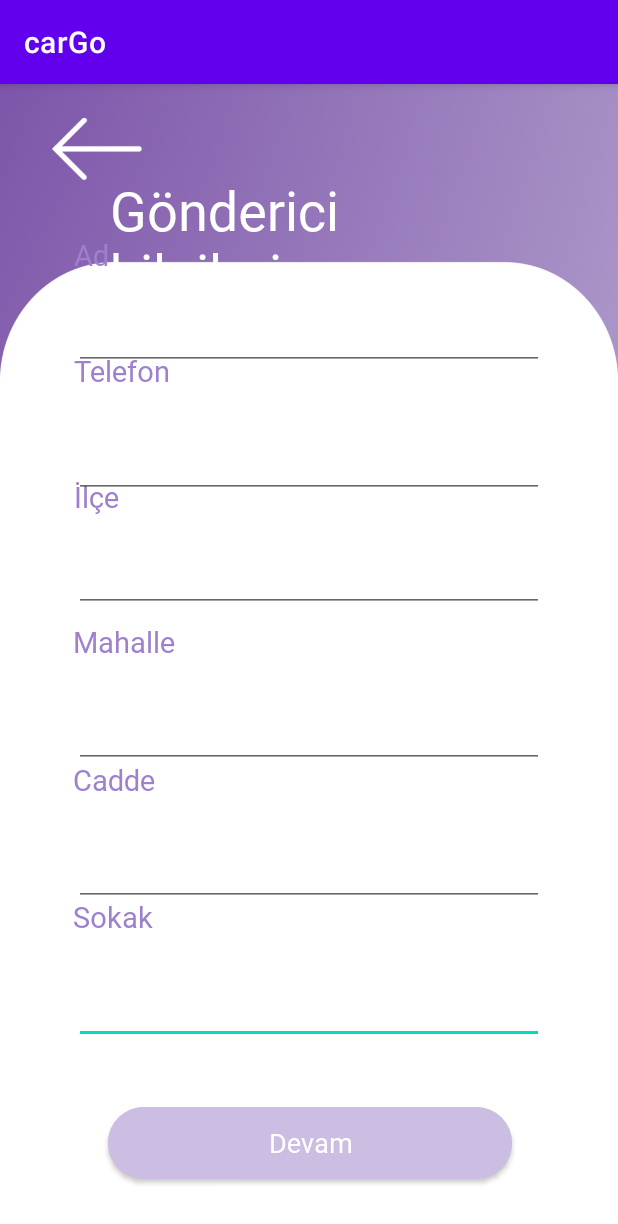
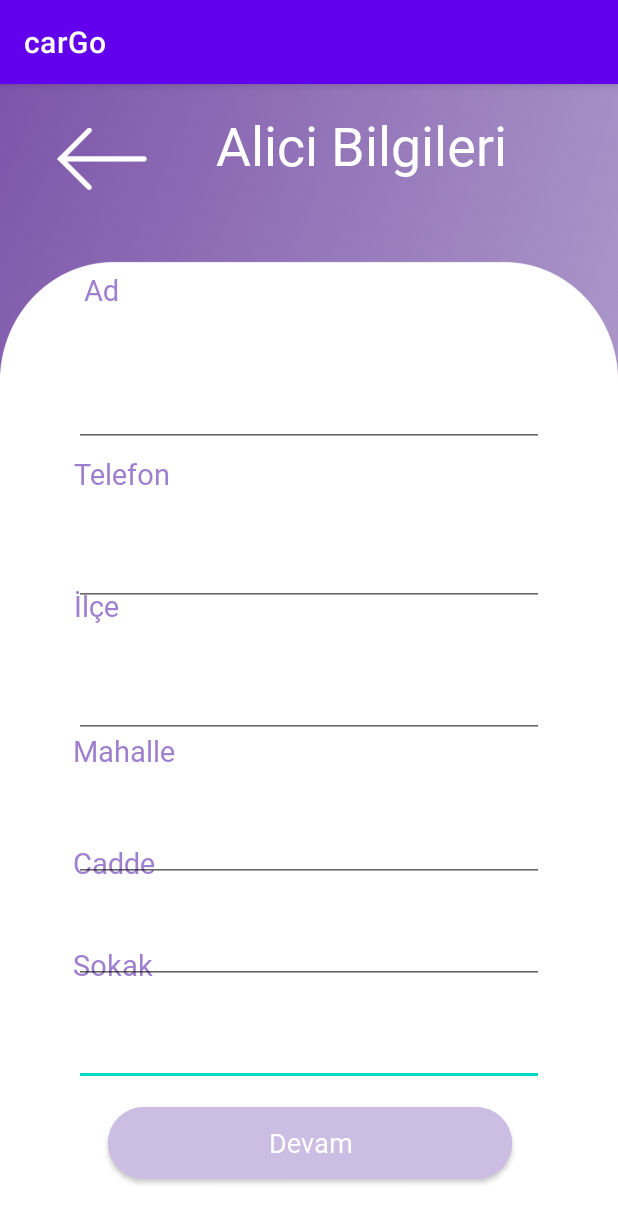
Before and after one commit to berzanbayram/blablaKargo, an Android app: the AliciBilgileriActivity screen opened directly, with no data from a screen before it, on a phone screen of 412 x 824 dp. Shown: the top 1224 px of the screen. Run offline under Robolectric (Android 15) with nearby library versions, the phone set to English and light mode, and no system bars; our stand-ins replace Firebase (no records; nobody signed in at launch, a user with empty details on screens opened directly).

Commit message:
Arayuz ve Veritabanı İslemleri
Update

```diff
--- a/app/build.gradle
+++ b/app/build.gradle
@@ -3,6 +3,7 @@ plugins {
     id 'kotlin-android'
     id 'com.google.gms.google-services'
     id 'kotlin-android-extensions'
+
 }
 apply plugin: 'com.google.gms.google-services'
 android {
@@ -31,6 +32,9 @@ android {
     kotlinOptions {
         jvmTarget = '1.8'
     }
+    buildFeatures {
+        viewBinding = true
+    }
 }
 
 dependencies {
--- a/app/src/main/AndroidManifest.xml
+++ b/app/src/main/AndroidManifest.xml
@@ -9,6 +9,9 @@
         android:roundIcon="@mipmap/ic_launcher_round"
         android:supportsRtl="true"
         android:theme="@style/Theme.CarGo">
+        <activity
+            android:name=".KayitActivity"
+            android:exported="false" />
         <activity
             android:name=".BasariliActivity"
             android:exported="true" />
--- a/app/src/main/java/com/example/cargo/AliciBilgileriActivity.kt
+++ b/app/src/main/java/com/example/cargo/AliciBilgileriActivity.kt
@@ -4,12 +4,37 @@ import android.content.Intent
 import androidx.appcompat.app.AppCompatActivity
 import android.os.Bundle
 import android.view.View
+import com.example.cargo.databinding.ActivityAliciBilgileriBinding
+import com.google.firebase.database.FirebaseDatabase
+
+
 
 class AliciBilgileriActivity : AppCompatActivity() {
+
+    lateinit var binding: ActivityAliciBilgileriBinding
     override fun onCreate(savedInstanceState: Bundle?) {
         super.onCreate(savedInstanceState)
-        setContentView(R.layout.activity_alici_bilgileri)
+        val binding = ActivityAliciBilgileriBinding.inflate(layoutInflater)
+        setContentView(binding.root)
+        var database = FirebaseDatabase.getInstance().reference
+
+        binding.btnAlGonder.setOnClickListener{
+            var aliciAdSoyad= binding.aliciAdSoyad.text.toString()
+            var telefon= binding.telefon.text.toString()
+            var ilce= binding.ilce.text.toString()
+            var mahalle= binding.mahalle.text.toString()
+            var cadde= binding.cadde.text.toString()
+            var sokak= binding.sokak.text.toString()
+
+            database.child(telefon).setValue(aliciBilgileri(aliciAdSoyad,ilce,mahalle,cadde,sokak))
+
+
+
+        }
+
     }
+
+
 
     fun donusgerigonderici(view: View) {
         val intent = Intent(this, KargoGonderActivity::class.java)
--- a/app/src/main/java/com/example/cargo/KayitActivity.kt
+++ b/app/src/main/java/com/example/cargo/KayitActivity.kt
@@ -6,10 +6,9 @@ import android.os.Bundle
 import android.view.View
 import android.widget.Toast
 import com.google.firebase.auth.FirebaseAuth
-import kotlinx.android.synthetic.main.activity_kayit.*
+import kotlinx.android.synthetic.main.giris_activity.*
 
 class KayitActivity : AppCompatActivity() {
-
     private lateinit var auth: FirebaseAuth
 
 
--- a/app/src/main/res/layout/activity_alici_bilgileri.xml
+++ b/app/src/main/res/layout/activity_alici_bilgileri.xml
@@ -7,12 +7,27 @@
     tools:context=".AliciBilgileriActivity"
     android:background="@drawable/alici_bilgileri_arkaplan">
 
+    <TextView
+        android:id="@+id/kargo_gonder_text2"
+        android:layout_width="268dp"
+        android:layout_height="64dp"
+        android:fontFamily="@font/sfproregular"
+        android:text="Alici Bilgileri"
+        android:textColor="#FFFFFF"
+        android:textSize="36sp"
+        app:layout_constraintBottom_toBottomOf="parent"
+        app:layout_constraintEnd_toEndOf="parent"
+        app:layout_constraintHorizontal_bias="1.0"
+        app:layout_constraintStart_toStartOf="parent"
+        app:layout_constraintTop_toTopOf="parent"
+        app:layout_constraintVertical_bias="0.023" />
+
     <EditText
         android:id="@+id/sokak"
         android:layout_width="313dp"
         android:layout_height="64dp"
         android:layout_marginStart="16dp"
-        android:layout_marginBottom="36dp"
+        android:layout_marginBottom="8dp"
         android:alpha="15"
         android:ems="10"
         android:fontFamily="@font/sfproregular"
@@ -22,93 +37,7 @@
         android:textAlignment="center"
         android:textColor="@color/black"
         android:textSize="16dp"
-        app:layout_constraintBottom_toTopOf="@+id/devan_buton"
-        app:layout_constraintEnd_toEndOf="parent"
-        app:layout_constraintHorizontal_bias="0.402"
-        app:layout_constraintStart_toStartOf="parent" />
-
-    <TextView
-        android:id="@+id/ilce_text"
-        android:layout_width="62dp"
-        android:layout_height="26dp"
-        android:fontFamily="@font/sfproregular"
-        android:text="İlçe"
-        android:textColor="#9F80CE"
-        android:textSize="19sp"
-        app:layout_constraintBottom_toTopOf="@+id/ilce"
-        app:layout_constraintEnd_toEndOf="parent"
-        app:layout_constraintHorizontal_bias="0.14"
-        app:layout_constraintStart_toStartOf="parent"
-        app:layout_constraintTop_toTopOf="parent"
-        app:layout_constraintVertical_bias="1.0" />
-
-    <TextView
-        android:id="@+id/ilce_text2"
-        android:layout_width="82dp"
-        android:layout_height="30dp"
-        android:fontFamily="@font/sfproregular"
-        android:text="Mahalle"
-        android:textColor="#9F80CE"
-        android:textSize="19sp"
-        app:layout_constraintBottom_toTopOf="@+id/mahalle"
-        app:layout_constraintEnd_toEndOf="parent"
-        app:layout_constraintHorizontal_bias="0.148"
-        app:layout_constraintStart_toStartOf="parent"
-        app:layout_constraintTop_toTopOf="parent"
-        app:layout_constraintVertical_bias="0.991" />
-
-    <EditText
-        android:id="@+id/ad"
-        android:layout_width="313dp"
-        android:layout_height="64dp"
-        android:layout_marginStart="16dp"
-        android:alpha="15"
-        android:ems="10"
-        android:fontFamily="@font/sfproregular"
-        android:inputType="phone"
-        android:padding="10dp"
-        android:selectAllOnFocus="false"
-        android:textAlignment="center"
-        android:textColor="@color/black"
-        android:textSize="16dp"
-        app:layout_constraintBottom_toTopOf="@+id/soyad"
-        app:layout_constraintEnd_toEndOf="parent"
-        app:layout_constraintHorizontal_bias="0.402"
-        app:layout_constraintStart_toStartOf="parent"
-        app:layout_constraintTop_toTopOf="parent"
-        app:layout_constraintVertical_bias="0.856" />
-
-    <TextView
-        android:id="@+id/ilce_text7"
-        android:layout_width="69dp"
-        android:layout_height="31dp"
-        android:fontFamily="@font/sfproregular"
-        android:text="Telefon"
-        android:textColor="#9F80CE"
-        android:textSize="19sp"
-        app:layout_constraintBottom_toTopOf="@+id/soyad"
-        app:layout_constraintEnd_toEndOf="parent"
-        app:layout_constraintHorizontal_bias="0.143"
-        app:layout_constraintStart_toStartOf="parent"
-        app:layout_constraintTop_toTopOf="parent"
-        app:layout_constraintVertical_bias="0.985" />
-
-    <EditText
-        android:id="@+id/ilce"
-        android:layout_width="313dp"
-        android:layout_height="64dp"
-        android:layout_marginStart="16dp"
-        android:layout_marginBottom="40dp"
-        android:alpha="15"
-        android:ems="10"
-        android:fontFamily="@font/sfproregular"
-        android:inputType="textPersonName"
-        android:padding="10dp"
-        android:selectAllOnFocus="false"
-        android:textAlignment="center"
-        android:textColor="@color/black"
-        android:textSize="16dp"
-        app:layout_constraintBottom_toTopOf="@+id/mahalle"
+        app:layout_constraintBottom_toTopOf="@+id/btnAlGonder"
         app:layout_constraintEnd_toEndOf="parent"
         app:layout_constraintHorizontal_bias="0.402"
         app:layout_constraintStart_toStartOf="parent" />
@@ -126,29 +55,69 @@
         app:layout_constraintHorizontal_bias="0.148"
         app:layout_constraintStart_toStartOf="parent"
         app:layout_constraintTop_toTopOf="parent"
-        app:layout_constraintVertical_bias="0.993" />
+        app:layout_constraintVertical_bias="1.0" />
 
     <TextView
         android:id="@+id/ilce_text6"
         android:layout_width="62dp"
         android:layout_height="26dp"
+        android:layout_marginTop="124dp"
         android:fontFamily="@font/sfproregular"
         android:text="Ad"
         android:textColor="#9F80CE"
         android:textSize="19sp"
-        app:layout_constraintBottom_toTopOf="@+id/ad"
         app:layout_constraintEnd_toEndOf="parent"
-        app:layout_constraintHorizontal_bias="0.14"
+        app:layout_constraintHorizontal_bias="0.16"
         app:layout_constraintStart_toStartOf="parent"
-        app:layout_constraintTop_toTopOf="parent"
-        app:layout_constraintVertical_bias="1.0" />
+        app:layout_constraintTop_toTopOf="parent" />
 
     <EditText
-        android:id="@+id/soyad"
+        android:id="@+id/cadde"
         android:layout_width="313dp"
         android:layout_height="64dp"
         android:layout_marginStart="16dp"
-        android:layout_marginBottom="12dp"
+        android:layout_marginBottom="4dp"
+        android:alpha="15"
+        android:ems="10"
+        android:fontFamily="@font/sfproregular"
+        android:inputType="textPersonName"
+        android:padding="10dp"
+        android:selectAllOnFocus="false"
+        android:textAlignment="center"
+        android:textColor="@color/black"
+        android:textSize="16dp"
+        app:layout_constraintBottom_toTopOf="@+id/sokak"
+        app:layout_constraintEnd_toEndOf="parent"
+        app:layout_constraintHorizontal_bias="0.402"
+        app:layout_constraintStart_toStartOf="parent" />
+
+    <EditText
+        android:id="@+id/aliciAdSoyad"
+        android:layout_width="313dp"
+        android:layout_height="64dp"
+        android:layout_marginStart="16dp"
+        android:alpha="15"
+        android:ems="10"
+        android:fontFamily="@font/sfproregular"
+        android:inputType="phone"
+        android:padding="10dp"
+        android:selectAllOnFocus="false"
+        android:textAlignment="center"
+        android:textColor="@color/black"
+        android:textSize="16dp"
+        app:layout_constraintBottom_toTopOf="@+id/telefon"
+        app:layout_constraintEnd_toEndOf="parent"
+        app:layout_constraintHorizontal_bias="0.402"
+        app:layout_constraintStart_toStartOf="parent"
+        app:layout_constraintTop_toTopOf="parent"
+        app:layout_constraintVertical_bias="0.81" />
+
+    <EditText
+        android:id="@+id/telefon"
+        android:layout_width="313dp"
+        android:layout_height="64dp"
+        android:layout_marginStart="16dp"
+        android:layout_marginBottom="24dp"
         android:alpha="15"
         android:ems="10"
         android:fontFamily="@font/sfproregular"
@@ -164,11 +133,75 @@
         app:layout_constraintStart_toStartOf="parent" />
 
     <EditText
+        android:id="@+id/ilce"
+        android:layout_width="313dp"
+        android:layout_height="64dp"
+        android:layout_marginStart="16dp"
+        android:layout_marginBottom="32dp"
+        android:alpha="15"
+        android:ems="10"
+        android:fontFamily="@font/sfproregular"
+        android:inputType="textPersonName"
+        android:padding="10dp"
+        android:selectAllOnFocus="false"
+        android:textAlignment="center"
+        android:textColor="@color/black"
+        android:textSize="16dp"
+        app:layout_constraintBottom_toTopOf="@+id/mahalle"
+        app:layout_constraintEnd_toEndOf="parent"
+        app:layout_constraintHorizontal_bias="0.402"
+        app:layout_constraintStart_toStartOf="parent" />
+
+    <TextView
+        android:id="@+id/ilce_text2"
+        android:layout_width="82dp"
+        android:layout_height="30dp"
+        android:fontFamily="@font/sfproregular"
+        android:text="Mahalle"
+        android:textColor="#9F80CE"
+        android:textSize="19sp"
+        app:layout_constraintBottom_toTopOf="@+id/mahalle"
+        app:layout_constraintEnd_toEndOf="parent"
+        app:layout_constraintHorizontal_bias="0.148"
+        app:layout_constraintStart_toStartOf="parent"
+        app:layout_constraintTop_toTopOf="parent"
+        app:layout_constraintVertical_bias="0.985" />
+
+    <TextView
+        android:id="@+id/ilce_text3"
+        android:layout_width="82dp"
+        android:layout_height="30dp"
+        android:fontFamily="@font/sfproregular"
+        android:text="Cadde"
+        android:textColor="#9F80CE"
+        android:textSize="19sp"
+        app:layout_constraintBottom_toTopOf="@+id/cadde"
+        app:layout_constraintEnd_toEndOf="parent"
+        app:layout_constraintHorizontal_bias="0.148"
+        app:layout_constraintStart_toStartOf="parent"
+        app:layout_constraintTop_toTopOf="parent"
+        app:layout_constraintVertical_bias="1.0" />
+
+    <ImageView
+        android:id="@+id/geri_ok_resim2"
+        android:layout_width="60dp"
+        android:layout_height="60dp"
+        android:layout_marginBottom="41dp"
+        android:onClick="donusgerigonderici"
+        app:layout_constraintBottom_toBottomOf="parent"
+        app:layout_constraintEnd_toEndOf="parent"
+        app:layout_constraintHorizontal_bias="0.108"
+        app:layout_constraintStart_toStartOf="parent"
+        app:layout_constraintTop_toTopOf="parent"
+        app:layout_constraintVertical_bias="0.03"
+        app:srcCompat="@drawable/geri_oku" />
+
+    <EditText
         android:id="@+id/mahalle"
         android:layout_width="313dp"
         android:layout_height="64dp"
         android:layout_marginStart="16dp"
-        android:layout_marginBottom="28dp"
+        android:layout_marginBottom="4dp"
         android:alpha="15"
         android:ems="10"
         android:fontFamily="@font/sfproregular"
@@ -183,72 +216,38 @@
         app:layout_constraintHorizontal_bias="0.402"
         app:layout_constraintStart_toStartOf="parent" />
 
-    <EditText
-        android:id="@+id/cadde"
-        android:layout_width="313dp"
-        android:layout_height="64dp"
-        android:layout_marginStart="16dp"
-        android:layout_marginBottom="28dp"
-        android:alpha="15"
-        android:ems="10"
+    <TextView
+        android:id="@+id/ilce_text7"
+        android:layout_width="69dp"
+        android:layout_height="31dp"
         android:fontFamily="@font/sfproregular"
-        android:inputType="textPersonName"
-        android:padding="10dp"
-        android:selectAllOnFocus="false"
-        android:textAlignment="center"
-        android:textColor="@color/black"
-        android:textSize="16dp"
-        app:layout_constraintBottom_toTopOf="@+id/sokak"
+        android:text="Telefon"
+        android:textColor="#9F80CE"
+        android:textSize="19sp"
+        app:layout_constraintBottom_toTopOf="@+id/telefon"
         app:layout_constraintEnd_toEndOf="parent"
-        app:layout_constraintHorizontal_bias="0.402"
-        app:layout_constraintStart_toStartOf="parent" />
+        app:layout_constraintHorizontal_bias="0.143"
+        app:layout_constraintStart_toStartOf="parent"
+        app:layout_constraintTop_toTopOf="parent"
+        app:layout_constraintVertical_bias="0.977" />
 
     <TextView
-        android:id="@+id/ilce_text3"
-        android:layout_width="82dp"
-        android:layout_height="30dp"
+        android:id="@+id/ilce_text"
+        android:layout_width="62dp"
+        android:layout_height="26dp"
         android:fontFamily="@font/sfproregular"
-        android:text="Cadde"
+        android:text="İlçe"
         android:textColor="#9F80CE"
         android:textSize="19sp"
-        app:layout_constraintBottom_toTopOf="@+id/cadde"
+        app:layout_constraintBottom_toTopOf="@+id/ilce"
         app:layout_constraintEnd_toEndOf="parent"
-        app:layout_constraintHorizontal_bias="0.148"
+        app:layout_constraintHorizontal_bias="0.14"
         app:layout_constraintStart_toStartOf="parent"
         app:layout_constraintTop_toTopOf="parent"
-        app:layout_constraintVertical_bias="0.992" />
-
-    <ImageView
-        android:id="@+id/geri_ok_resim2"
-        android:layout_width="60dp"
-        android:layout_height="60dp"
-        android:layout_marginBottom="41dp"
-        android:onClick="donusgerigonderici"
-        app:layout_constraintBottom_toBottomOf="parent"
-        app:layout_constraintEnd_toEndOf="parent"
-        app:layout_constraintHorizontal_bias="0.099"
-        app:layout_constraintStart_toStartOf="parent"
-        app:layout_constraintTop_toTopOf="parent"
-        app:layout_constraintVertical_bias="0.02"
-        app:srcCompat="@drawable/geri_oku" />
-
-    <TextView
-        android:id="@+id/kargo_gonder_text2"
-        android:layout_width="268dp"
-        android:layout_height="64dp"
-        android:fontFamily="@font/sfproregular"
-        android:text="Gönderici bilgileri"
-        android:textColor="#FFFFFF"
-        android:textSize="36sp"
-        app:layout_constraintBottom_toBottomOf="parent"
-        app:layout_constraintEnd_toEndOf="parent"
-        app:layout_constraintHorizontal_bias="0.51"
-        app:layout_constraintStart_toStartOf="parent"
-        app:layout_constraintTop_toTopOf="parent"
-        app:layout_constraintVertical_bias="0.084" />
+        app:layout_constraintVertical_bias="0.967" />
 
     <Button
-        android:id="@+id/devan_buton"
+        android:id="@+id/btnAlGonder"
         android:layout_width="269dp"
         android:layout_height="60dp"
         android:backgroundTint="#CCBEE3"
--- a/app/src/main/res/layout/activity_kayit.xml
+++ b/app/src/main/res/layout/activity_kayit.xml
@@ -5,7 +5,7 @@
     android:layout_width="match_parent"
     android:layout_height="match_parent"
     tools:context=".KayitActivity"
-    android:background="@drawable/giris_ekranlari_arkaplan">
+     android:background="@drawable/giris_ekranlari_arkaplan">
 
 
     <TextView
--- a/build.gradle
+++ b/build.gradle
@@ -6,7 +6,7 @@ buildscript {
     }
     dependencies {
         classpath 'com.google.gms:google-services:4.3.10'
-        classpath "com.android.tools.build:gradle:7.0.1"
+        classpath 'com.android.tools.build:gradle:7.0.3'
         classpath "org.jetbrains.kotlin:kotlin-gradle-plugin:1.5.31"
 
         // NOTE: Do not place your application dependencies here; they belong
```
Also changed, not shown: app/src/main/java/com/example/cargo/GonderimTipiActivity.kt (+8 -2 lines), app/src/main/java/com/example/cargo/KargoGonderActivity.kt (+27 -14 lines), app/src/main/java/com/example/cargo/aliciBilgileri.kt (added, +19 -0 lines), app/src/main/java/com/example/cargo/gonBilgileri.kt (added, +18 -0 lines), app/src/main/res/layout/activity_kargo_gonder.xml (+20 -7 lines).
